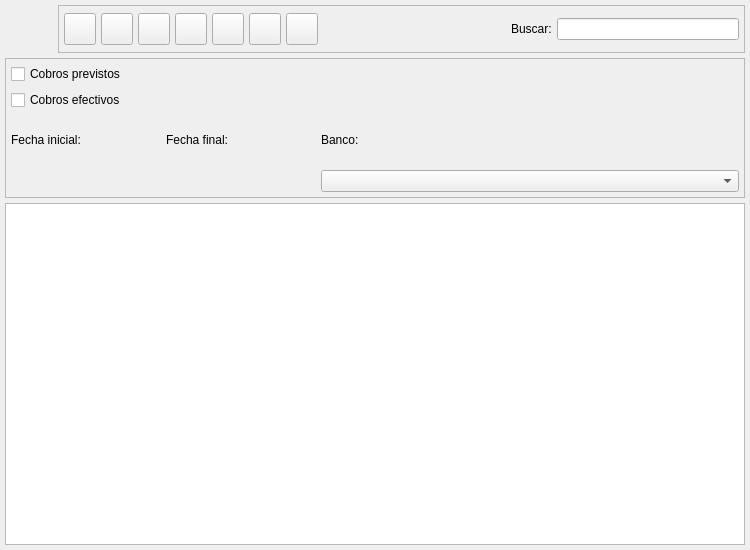
The window that bulmages/bulmafact/plugins/pluginbf_tutor/tutoreslistbase.ui (eboladev/Bulmages-1) describes before a commit, drawn with Qt 5.
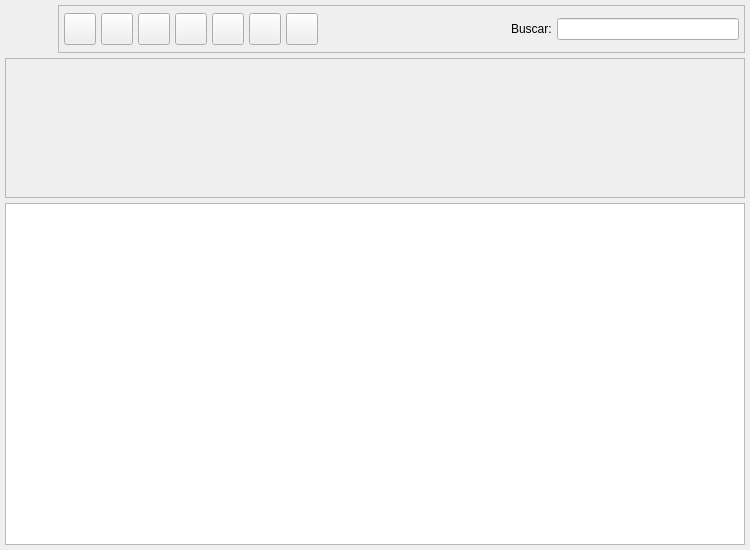
The same window after the commit. Icons and pictures are not drawn. Custom widgets are drawn as their Qt base class.

The edit to the form file:
```diff
--- a/bulmages/bulmafact/plugins/pluginbf_tutor/tutoreslistbase.ui
+++ b/bulmages/bulmafact/plugins/pluginbf_tutor/tutoreslistbase.ui
@@ -48,78 +48,9 @@
       <property name="spacing" >
        <number>5</number>
       </property>
-      <item row="1" column="2" >
-       <widget class="QLabel" name="textLabel1_5" >
-        <property name="text" >
-         <string>Banco:</string>
-        </property>
-       </widget>
-      </item>
-      <item row="2" column="2" >
-       <widget class="BfBuscarBanco" name="mui_idbanco" >
-        <property name="sizePolicy" >
-         <sizepolicy vsizetype="Fixed" hsizetype="Expanding" >
-          <horstretch>0</horstretch>
-          <verstretch>0</verstretch>
-         </sizepolicy>
-        </property>
-        <property name="minimumSize" >
-         <size>
-          <width>200</width>
-          <height>21</height>
-         </size>
-        </property>
-       </widget>
-      </item>
-      <item row="1" column="1" >
-       <widget class="QLabel" name="textLabel1_4_2" >
-        <property name="text" >
-         <string>Fecha final:</string>
-        </property>
-       </widget>
-      </item>
-      <item row="2" column="1" >
-       <widget class="BlDateSearch" native="1" name="m_fechafin" >
-        <property name="sizePolicy" >
-         <sizepolicy vsizetype="Preferred" hsizetype="Fixed" >
-          <horstretch>0</horstretch>
-          <verstretch>0</verstretch>
-         </sizepolicy>
-        </property>
-        <property name="minimumSize" >
-         <size>
-          <width>150</width>
-          <height>21</height>
-         </size>
-        </property>
-       </widget>
-      </item>
-      <item row="1" column="0" >
-       <widget class="QLabel" name="textLabel1_4" >
-        <property name="text" >
-         <string>Fecha inicial:</string>
-        </property>
-       </widget>
-      </item>
-      <item row="2" column="0" >
-       <widget class="BlDateSearch" native="1" name="m_fechain" >
-        <property name="sizePolicy" >
-         <sizepolicy vsizetype="Preferred" hsizetype="Fixed" >
-          <horstretch>0</horstretch>
-          <verstretch>0</verstretch>
-         </sizepolicy>
-        </property>
-        <property name="minimumSize" >
-         <size>
-          <width>150</width>
-          <height>21</height>
-         </size>
-        </property>
-       </widget>
-      </item>
-      <item row="0" column="0" colspan="3" >
-       <layout class="QHBoxLayout" >
-        <property name="spacing" >
+      <item row="0" column="0" colspan="2">
+       <layout class="QHBoxLayout">
+        <property name="spacing">
          <number>5</number>
         </property>
         <property name="margin" >
@@ -133,20 +64,6 @@
           <property name="margin" >
            <number>0</number>
           </property>
-          <item>
-           <widget class="QCheckBox" name="mui_previsiones" >
-            <property name="text" >
-             <string>Cobros previstos</string>
-            </property>
-           </widget>
-          </item>
-          <item>
-           <widget class="QCheckBox" name="mui_efectivos" >
-            <property name="text" >
-             <string>Cobros efectivos</string>
-            </property>
-           </widget>
-          </item>
          </layout>
         </item>
        </layout>
@@ -533,18 +450,8 @@
    </item>
   </layout>
  </widget>
- <layoutdefault spacing="3" margin="5" />
+ <layoutdefault spacing="3" margin="5"/>
  <customwidgets>
-  <customwidget>
-   <class>BlDateSearch</class>
-   <extends>QWidget</extends>
-   <header>../../bulmalib/src/bldatesearch.h</header>
-  </customwidget>
-  <customwidget>
-   <class>BfBuscarBanco</class>
-   <extends>QComboBox</extends>
-   <header>bfbuscarbanco.h</header>
-  </customwidget>
   <customwidget>
    <class>TutoresListSubForm</class>
    <extends>QTableWidget</extends>
```
Left out of the diff: 262 changed lines with no effect on the pictures.
